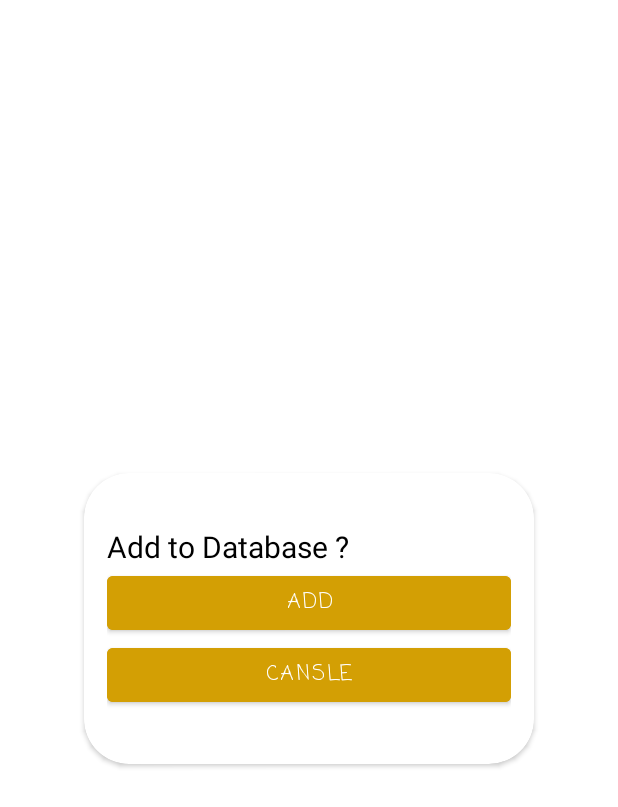
After one commit to smaherHassanAlharthi/SmaherAlharthi, an Android app: the layout add_dialog.xml on its own in the app's theme, with its tools: preview values and no code run, on a phone screen of 412 x 824 dp. The commit adds this screen. Shown: the top 807 px of the screen. Run offline under Robolectric (Android 15) with nearby library versions, the phone set to English and light mode, and no system bars.

Commit message:
just update tvCountry

```diff
--- a/app/src/main/java/com/smaher/smaher_alharthi_beltexam2/adapters/SavedRVAdapter.kt
+++ b/app/src/main/java/com/smaher/smaher_alharthi_beltexam2/adapters/SavedRVAdapter.kt
@@ -38,7 +38,7 @@ class SavedRVAdapter (private val fragment: DatabaseFragment, private var list:
 
         holder.itemView.apply {
             tvName.text = data.name
-            tvName.text = data.country
+            tvCountry.text = data.country
 
         }
         holder.itemView.btUpdate.setOnClickListener {
--- /dev/null
+++ b/app/src/main/res/layout/add_dialog.xml
@@ -0,0 +1,102 @@
+<?xml version="1.0" encoding="utf-8"?>
+<androidx.constraintlayout.widget.ConstraintLayout xmlns:android="http://schemas.android.com/apk/res/android"
+    xmlns:app="http://schemas.android.com/apk/res-auto"
+    xmlns:tools="http://schemas.android.com/tools"
+    android:layout_width="match_parent"
+    android:layout_height="match_parent"
+    tools:ignore="MissingDefaultResource">
+
+    <androidx.cardview.widget.CardView
+        android:layout_width="300dp"
+        android:layout_height="wrap_content"
+        app:cardCornerRadius="30dp"
+        app:layout_constraintBottom_toBottomOf="parent"
+        app:layout_constraintEnd_toEndOf="parent"
+        app:layout_constraintStart_toStartOf="parent"
+        app:layout_constraintTop_toTopOf="parent">
+
+
+        <androidx.constraintlayout.widget.ConstraintLayout
+            android:layout_width="match_parent"
+            android:layout_height="match_parent"
+            android:paddingBottom="20dp">
+
+            <LinearLayout
+                android:id="@+id/myLinearLayout"
+                android:layout_width="match_parent"
+                android:layout_height="wrap_content"
+                android:orientation="vertical"
+                app:layout_constraintBottom_toBottomOf="parent"
+                app:layout_constraintEnd_toEndOf="parent"
+                app:layout_constraintStart_toStartOf="parent"
+                app:layout_constraintTop_toTopOf="parent">
+
+
+                <LinearLayout
+                    android:layout_width="match_parent"
+                    android:layout_height="match_parent"
+                    android:layout_margin="10dp"
+                    android:orientation="horizontal">
+
+
+
+                </LinearLayout>
+
+                <LinearLayout
+                    android:layout_width="match_parent"
+                    android:layout_height="match_parent"
+                    android:layout_margin="15dp"
+                    android:gravity="center"
+                    android:orientation="horizontal">
+
+                    <LinearLayout
+                        android:id="@+id/startTaskLayout"
+                        android:layout_width="0dp"
+                        android:layout_height="match_parent"
+                        android:layout_weight="1"
+                        android:gravity="center"
+                        android:orientation="vertical">
+
+                        <TextView
+                            android:id="@+id/etAddDatabase"
+                            android:layout_width="match_parent"
+                            android:layout_height="wrap_content"
+                            android:ems="10"
+                            android:text="Add to Database ? "
+                            android:textSize="20dp"
+                            android:textColor="@color/black"
+                            android:inputType="textPersonName" />
+
+                        <Button
+                            android:id="@+id/btAddToDatabase"
+                            android:layout_width="match_parent"
+                            android:layout_height="wrap_content"
+                            android:backgroundTint="@color/yellow_700"
+                            android:fontFamily="casual"
+                            android:text="ADD"
+                            android:textColor="@color/white"
+                            tools:ignore="SpeakableTextPresentCheck,TouchTargetSizeCheck" />
+                        <Button
+                            android:id="@+id/btDBCansle"
+                            android:layout_width="match_parent"
+                            android:layout_height="wrap_content"
+                            android:backgroundTint="@color/yellow_700"
+                            android:fontFamily="casual"
+                            android:text="Cansle"
+                            android:textColor="@color/white"
+                            tools:ignore="SpeakableTextPresentCheck,TouchTargetSizeCheck" />
+
+
+                    </LinearLayout>
+
+                </LinearLayout>
+
+            </LinearLayout>
+
+
+        </androidx.constraintlayout.widget.ConstraintLayout>
+
+
+    </androidx.cardview.widget.CardView>
+
+</androidx.constraintlayout.widget.ConstraintLayout>
```
